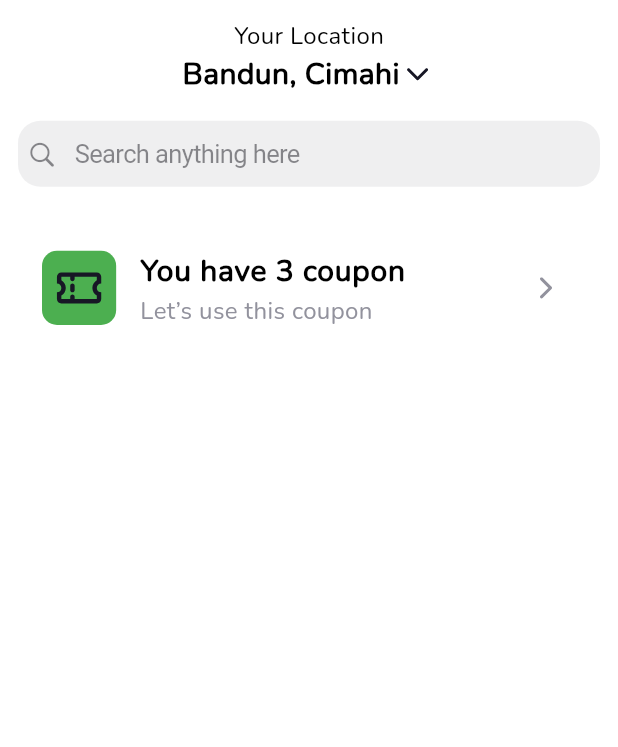
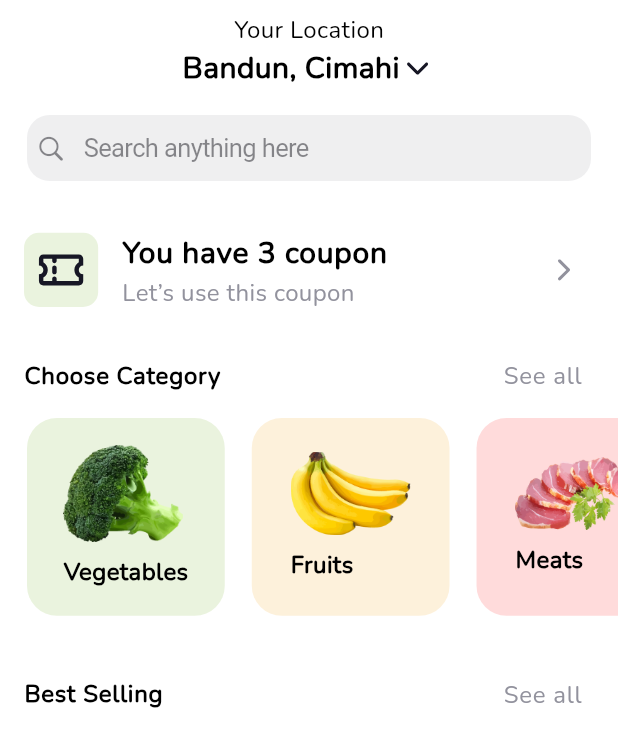
Before and after one commit to ilyosyusuf/organico, a Flutter app: the screen it shows after launch, on a phone screen of 412 x 824 dp. Shown: the top 747 px of the screen. Run offline on Flutter 3.47's test engine with Material 2 defaults, Android fonts, the phone set to English and light mode, and no system bars; our stand-ins replace flutter_bloc, flutter_svg, intl_phone_field.

Commit message:
Categories Widget was added

```diff
--- a/lib/core/constants/colors/color_const.dart
+++ b/lib/core/constants/colors/color_const.dart
@@ -11,8 +11,9 @@ class ColorConst {
   static const Color mainColor = Color(0XFF92929d);
   static const Color textColor = Color(0XFF696974);
   static const Color green = Color(0XFF2ECC71);
-  static const Color whiteYellow = Color(0XFFF3A20C);
-  static const Color whitePink = Color(0XFFFE706E);
-  static Color whiteGreen = CupertinoColors.activeGreen.withOpacity(0.5);
+  static Color whiteYellow = Color(0XFFFFDBDB);
+  static Color whitePink = Color(0XFFFDF1DB);
+  static Color blackPink = Color(0XFFEFD9DD);
+  static Color whiteGreen = Color(0XFFEAF3DE);
 
 }
--- a/lib/core/font/font_style.dart
+++ b/lib/core/font/font_style.dart
@@ -12,6 +12,7 @@ class FStyles {
   static const TextStyle headline4sbold = TextStyle(fontSize: FSize.medium, fontWeight: FWeight.bold);
   static const TextStyle headline5s = TextStyle(fontSize: FSize.medium);
   static const TextStyle headline52 = TextStyle(fontSize: FSize.medium2);
+  static const TextStyle headline5bold = TextStyle(fontSize: FSize.medium2, fontWeight: FWeight.bold);
   static const TextStyle headline5text = TextStyle(fontSize: FSize.medium2, color: ColorConst.green);
   static const TextStyle headline5main = TextStyle(fontSize: FSize.medium2, color: ColorConst.mainColor);
   static const TextStyle headline6s = TextStyle(fontSize: FSize.small);
--- a/lib/screens/home/cubit/home_cubit.dart
+++ b/lib/screens/home/cubit/home_cubit.dart
@@ -1,12 +1,16 @@
 import 'dart:convert';
+import 'dart:math';
 
+import 'package:flutter/material.dart';
 import 'package:flutter_bloc/flutter_bloc.dart';
+import 'package:organico/core/constants/colors/color_const.dart';
 import 'package:organico/screens/home/state/home_state.dart';
 import 'package:flutter/services.dart' as bundle;
 
 class HomeCubit extends Cubit<MainHomeState> {
   HomeCubit() : super(HomeState());
 
+  // List for profucts
   List productList = [];
 
   Future getProducts() async {
@@ -17,4 +21,20 @@ class HomeCubit extends Cubit<MainHomeState> {
     emit(HomeState());
     return productList;
   }
+
+  // List for categories in homeview
+  List categoriesList = [
+    'assets/images/broccoli.png',
+    'assets/images/banana.png',
+    'assets/images/meat.png'
+  ];
+
+  // List for categories name in homeview
+    List categoriesName = [
+    'Vegetables',
+    'Fruits',
+    'Meats'
+  ];
+
+  List colorList = [ColorConst.whiteGreen, ColorConst.whitePink, ColorConst.whiteYellow];
 }
--- a/lib/screens/home/view/pages/home/home_view.dart
+++ b/lib/screens/home/view/pages/home/home_view.dart
@@ -2,11 +2,17 @@ import 'package:flutter/cupertino.dart';
 import 'package:flutter/material.dart';
 import 'package:flutter/src/foundation/key.dart';
 import 'package:flutter/src/widgets/framework.dart';
+import 'package:flutter_bloc/flutter_bloc.dart';
+import 'package:organico/core/components/box_full_decoration.dart';
 import 'package:organico/core/components/box_only_decoration.dart';
+import 'package:organico/core/constants/colors/color_const.dart';
 import 'package:organico/core/constants/icons/icon_const.dart';
 import 'package:organico/core/constants/pmconst/pm_const.dart';
 import 'package:organico/core/extensions/context_extension.dart';
 import 'package:organico/core/font/font_style.dart';
+import 'package:organico/screens/home/cubit/home_cubit.dart';
+import 'package:organico/widgets/categorywidget/categories_widget.dart';
+import 'package:organico/widgets/listtilewidgets/category_list_tile.dart';
 import 'package:organico/widgets/listtilewidgets/coupon_list_tile.dart';
 
 class HomeView extends StatelessWidget {
@@ -18,12 +24,12 @@ class HomeView extends StatelessWidget {
   }
 
   Scaffold homeScaffold(BuildContext context) {
+    var data = context.watch<HomeCubit>();
     return Scaffold(
       body: SafeArea(
-        child: Padding(
-          padding: PMconst.small,
         child: Column(
           children: [
+            SizedBox(height: context.h * 0.01),
             const Text("Your Location", style: FStyles.headline52),
             Row(
               mainAxisAlignment: MainAxisAlignment.center,
@@ -33,21 +39,37 @@ class HomeView extends StatelessWidget {
               ],
             ),
             SizedBox(height: context.h * 0.02),
-              CupertinoSearchTextField(
+            Padding(
+              padding: EdgeInsets.symmetric(horizontal: 18.0),
+              child: CupertinoSearchTextField(
                 placeholder: "Search anything here",
                 padding: PMconst.small,
                 borderRadius: BorderRadius.circular(15.0),
               ),
-              SizedBox(height: context.h * 0.04),
+            ),
+            SizedBox(height: context.h * 0.03),
             CouponListTileWidget(
-                leadingColor: Colors.green,
+              leadingColor: ColorConst.whiteGreen,
               title: "You have 3 coupon",
               subtitle: "Let’s use this coupon",
               trailing: IconConst.rightarrow,
               onTap: () {},
-              )
+            ),
+            SizedBox(height: context.h * 0.01),
+            CategoryListTile(text: "Choose Category"),
+            Container(
+              height: context.h * 0.16,
+              child: ListView.builder(
+                scrollDirection: Axis.horizontal,
+                itemCount: data.productList.length,
+                itemBuilder: (context, i) {
+                  return CategoriesWidget(data: data, index: i);
+                },
+              ),
+            ),
+            SizedBox(height: context.h * 0.03),
+            CategoryListTile(text: "Best Selling"),
           ],
-          ),
         ),
       ),
     );
--- /dev/null
+++ b/lib/widgets/categorywidget/categories_widget.dart
@@ -0,0 +1,43 @@
+import 'package:flutter/material.dart';
+import 'package:organico/core/components/box_full_decoration.dart';
+import 'package:organico/core/extensions/context_extension.dart';
+import 'package:organico/core/font/font_style.dart';
+import 'package:organico/screens/home/cubit/home_cubit.dart';
+
+class CategoriesWidget extends StatelessWidget {
+  final int index;
+  const CategoriesWidget({
+    Key? key,
+    required this.data,
+    required this.index,
+  }) : super(key: key);
+
+  final HomeCubit data;
+
+  @override
+  Widget build(BuildContext context) {
+    return Padding(
+      padding: EdgeInsets.only(left: 18.0),
+      child: InkWell(
+        child: Container(
+          height: context.h * 0.16,
+          width: context.w * 0.32,
+          child: Center(
+            child: Column(
+              mainAxisAlignment: MainAxisAlignment.center,
+              crossAxisAlignment: CrossAxisAlignment.start,
+              children: [
+                Image.asset(data.categoriesList[index], width: 80),
+                SizedBox(height: context.h * 0.01),
+                Text(
+                  data.categoriesName[index],
+                  style: FStyles.headline5bold,
+                ),
+              ],
+            ),
+          ),
+          decoration: BoxAllDecoration.decor(data.colorList[index])),
+      ),
+    );
+  }
+}
--- /dev/null
+++ b/lib/widgets/listtilewidgets/category_list_tile.dart
@@ -0,0 +1,18 @@
+import 'package:flutter/material.dart';
+import 'package:organico/core/font/font_style.dart';
+
+class CategoryListTile extends StatelessWidget {
+  final String text;
+  const CategoryListTile({
+    Key? key,
+    required this.text
+  }) : super(key: key);
+
+  @override
+  Widget build(BuildContext context) {
+    return ListTile(
+      title: Text(text, style: FStyles.headline5bold),
+      trailing: Text("See all", style: FStyles.headline5main),
+    );
+  }
+}
```
Also changed, not shown: lib/core/components/box_full_decoration.dart (+8 -8 lines), lib/core/mock/product_data.json (+160 -0 lines). Lines whose indentation alone changed are shown as unchanged.
